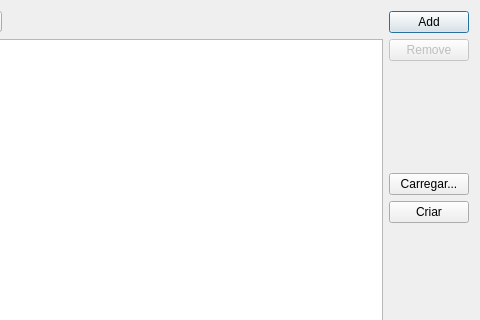
Qt form UI/ui_TreeForm.ui (InUrSys/FileMx) before a commit; both pictures show x 189 to 669 and y 0 to 320 of the 669 by 487 pixel window.
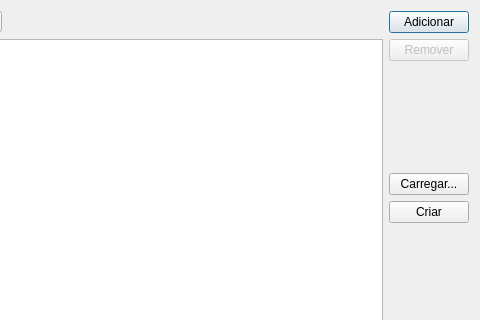
The same form after that commit.

What changed in the file:
```diff
--- a/UI/ui_TreeForm.ui
+++ b/UI/ui_TreeForm.ui
@@ -23,7 +23,7 @@
    <item row="0" column="1" colspan="2">
     <widget class="QPushButton" name="pbAdd">
      <property name="text">
-      <string>Add</string>
+      <string>Adicionar</string>
      </property>
     </widget>
    </item>
@@ -131,7 +131,7 @@
       <bool>false</bool>
      </property>
      <property name="text">
-      <string>Remove</string>
+      <string>Remover</string>
      </property>
     </widget>
    </item>
```
